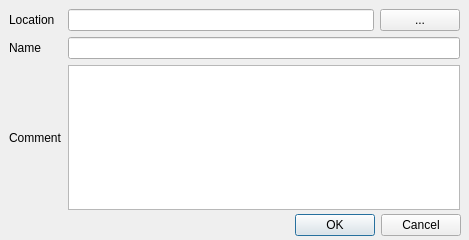
The window that src/plugins/workflow_designer/src/ui/WorkflowMetaDialog.ui (violethaze74/ugene) describes before a commit, drawn with Qt 5.
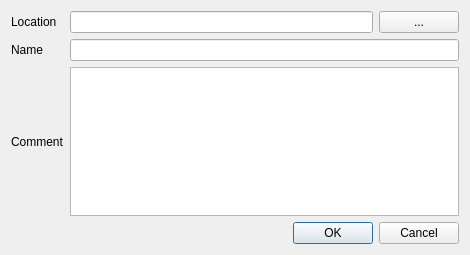
The same window after the commit.

Commit message: UGENE-3310 fix: layout fix

The edit to the form file:
```diff
--- a/src/plugins/workflow_designer/src/ui/WorkflowMetaDialog.ui
+++ b/src/plugins/workflow_designer/src/ui/WorkflowMetaDialog.ui
@@ -6,35 +6,21 @@
    <rect>
     <x>0</x>
     <y>0</y>
-    <width>469</width>
-    <height>240</height>
+    <width>470</width>
+    <height>255</height>
    </rect>
   </property>
+  <property name="minimumSize">
+   <size>
+    <width>470</width>
+    <height>255</height>
+   </size>
+  </property>
   <property name="windowTitle">
    <string>Workflow Properties</string>
   </property>
-  <widget class="QDialogButtonBox" name="buttonBox">
-   <property name="geometry">
-    <rect>
-     <x>10</x>
-     <y>214</y>
-     <width>451</width>
-     <height>23</height>
-    </rect>
-   </property>
-   <property name="standardButtons">
-    <set>QDialogButtonBox::Cancel|QDialogButtonBox::Ok</set>
-   </property>
-  </widget>
-  <widget class="QWidget" name="layoutWidget">
-   <property name="geometry">
-    <rect>
-     <x>9</x>
-     <y>9</y>
-     <width>451</width>
-     <height>201</height>
-    </rect>
-   </property>
+  <layout class="QVBoxLayout" name="verticalLayout">
+   <item>
    <layout class="QGridLayout" name="gridLayout">
     <item row="0" column="0">
      <widget class="QLabel" name="label_3">
@@ -74,7 +60,15 @@
      <widget class="QTextEdit" name="commentEdit"/>
     </item>
    </layout>
-  </widget>
+   </item>
+   <item>
+    <widget class="QDialogButtonBox" name="buttonBox">
+     <property name="standardButtons">
+      <set>QDialogButtonBox::Cancel|QDialogButtonBox::Ok</set>
+     </property>
+    </widget>
+   </item>
+  </layout>
  </widget>
  <resources/>
  <connections/>
```
Lines whose indentation alone changed are shown as unchanged. The commit also changes 1 other file.
